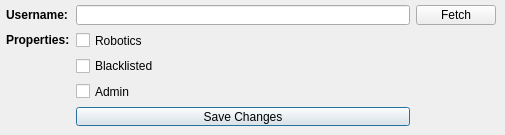
Before: the Qt Designer form client/Account_Dialog.ui in Podshot/3DPrinterSystem, drawn with Qt 5.
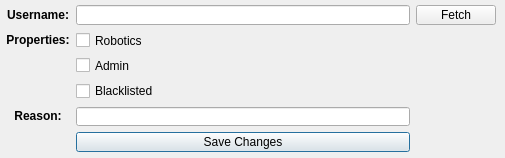
After: the same form once the commit is applied.

Commit message: Improved Main Window

The edit to the form file:
```diff
--- a/client/Account_Dialog.ui
+++ b/client/Account_Dialog.ui
@@ -7,7 +7,7 @@
     <x>0</x>
     <y>0</y>
     <width>505</width>
-    <height>135</height>
+    <height>158</height>
    </rect>
   </property>
   <property name="sizePolicy">
@@ -19,13 +19,13 @@
   <property name="minimumSize">
    <size>
     <width>505</width>
-    <height>135</height>
+    <height>158</height>
    </size>
   </property>
   <property name="maximumSize">
    <size>
     <width>505</width>
-    <height>135</height>
+    <height>160</height>
    </size>
   </property>
   <property name="windowTitle">
@@ -40,7 +40,7 @@
      <x>0</x>
      <y>0</y>
      <width>501</width>
-     <height>131</height>
+     <height>157</height>
     </rect>
    </property>
    <layout class="QGridLayout" name="gridLayout">
@@ -59,7 +59,24 @@
     <property name="bottomMargin">
      <number>5</number>
     </property>
-    <item row="4" column="1">
+    <item row="1" column="1">
+     <widget class="QCheckBox" name="robotics_checkbox">
+      <property name="text">
+       <string>Robotics</string>
+      </property>
+     </widget>
+    </item>
+    <item row="0" column="1">
+     <widget class="QLineEdit" name="name_field"/>
+    </item>
+    <item row="3" column="1">
+     <widget class="QCheckBox" name="admin_checkbox">
+      <property name="text">
+       <string>Admin</string>
+      </property>
+     </widget>
+    </item>
+    <item row="6" column="1">
      <widget class="QPushButton" name="add_button">
       <property name="text">
        <string>Save Changes</string>
@@ -77,6 +94,9 @@
       <property name="scaledContents">
        <bool>false</bool>
       </property>
+      <property name="alignment">
+       <set>Qt::AlignCenter</set>
+      </property>
      </widget>
     </item>
     <item row="1" column="0">
@@ -87,25 +107,18 @@
       <property name="textFormat">
        <enum>Qt::RichText</enum>
       </property>
+      <property name="alignment">
+       <set>Qt::AlignCenter</set>
+      </property>
      </widget>
     </item>
-    <item row="2" column="1">
+    <item row="4" column="1">
      <widget class="QCheckBox" name="blacklisted_checkbox">
       <property name="text">
        <string>Blacklisted</string>
       </property>
      </widget>
     </item>
-    <item row="1" column="1">
-     <widget class="QCheckBox" name="robotics_checkbox">
-      <property name="text">
-       <string>Robotics</string>
-      </property>
-     </widget>
-    </item>
-    <item row="0" column="1">
-     <widget class="QLineEdit" name="name_field"/>
-    </item>
     <item row="0" column="2">
      <widget class="QPushButton" name="fetch_button">
       <property name="text">
@@ -113,10 +126,19 @@
       </property>
      </widget>
     </item>
-    <item row="3" column="1">
-     <widget class="QCheckBox" name="admin_checkbox">
+    <item row="5" column="1">
+     <widget class="QLineEdit" name="blacklist_reason_field"/>
+    </item>
+    <item row="5" column="0">
+     <widget class="QLabel" name="blacklist_reason_label">
       <property name="text">
-       <string>Admin</string>
+       <string>&lt;b&gt;Reason:&lt;/b&gt;</string>
+      </property>
+      <property name="textFormat">
+       <enum>Qt::RichText</enum>
+      </property>
+      <property name="alignment">
+       <set>Qt::AlignCenter</set>
       </property>
      </widget>
     </item>
```
The commit also changes 3 other files.
